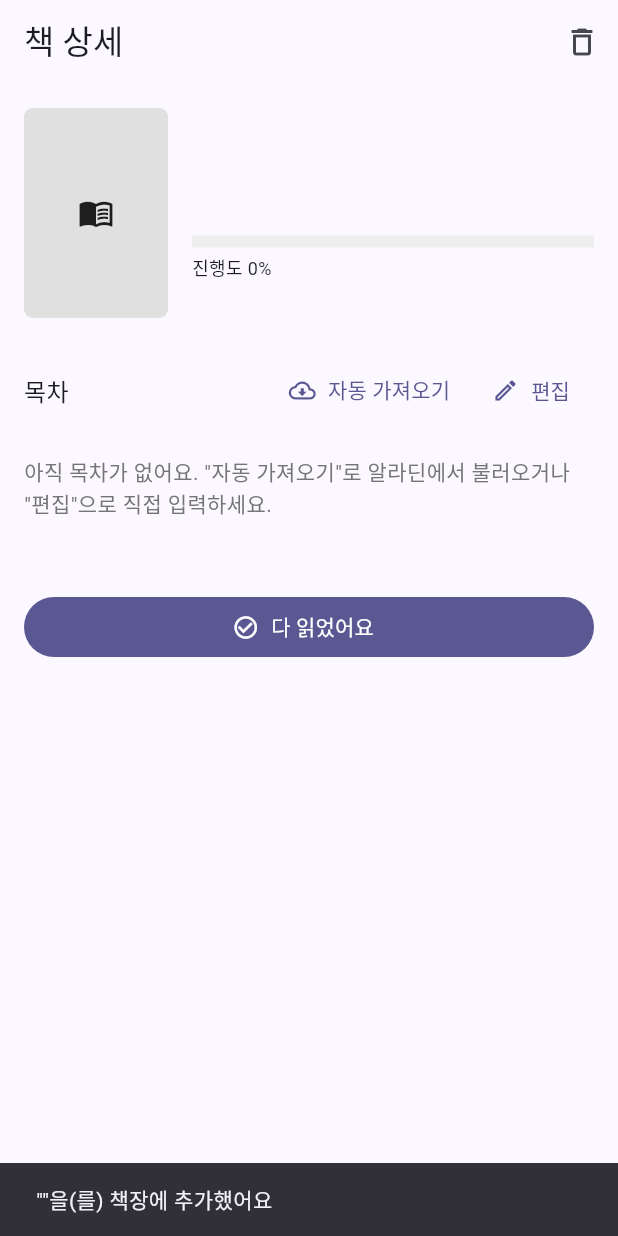
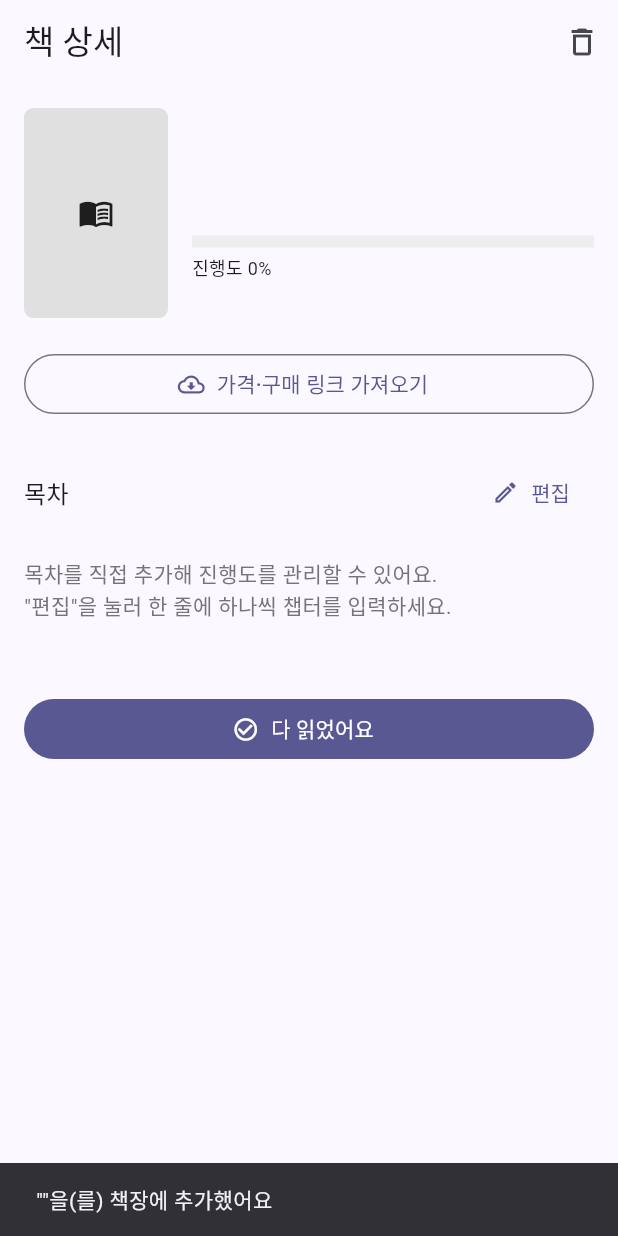
Before and after one commit to hongsytop-tech/Mobile-Application-Maker, a Flutter app: the BookPreviewScreen screen opened directly with empty values, after a tap on "내 책장에 추가", on a phone screen of 412 x 824 dp. Run offline on Flutter 3.47's test engine with Material 3 defaults, Android fonts, the phone set to English and light mode, and no system bars; our stand-ins replace cached_network_image, flutter_dotenv, flutter_riverpod, shared_preferences; accounts and stored records are empty; Roboto replaces fonts that are missing (Pretendard).

Commit message:
feat: 알라딘 가격/링크 + 교보문고 정보 링크 표시
Edge Function:
- 교보문고 TOC 스크래핑 포기, 상품 페이지 URL만 반환 (봇 차단 회피 X)
- 알라딘 OptResult=Toc로 단순화 (TOC 있을 때만 사용, 가격·링크는 항상 시도)
- 응답 형태: { toc, tocSource, priceStandard, priceSales, aladinLink, kyoboLink }

Flutter:
- Book 모델에 priceStandard/priceSales/aladinLink/kyoboLink/coupangLink 필드 추가
- BookTocService → BookMetadata 응답 처리
- BooksNotifier.applyMetadata: TOC + 가격 + 링크 일괄 저장
- 상세 화면에 가격 카드 + 외부 링크 버튼 (알라딘 구매·교보문고 정보·쿠팡 자리)
- url_launcher로 외부 브라우저 열기
- 책 최초 진입 시 가격·링크가 없으면 자동 1회 시도

쿠팡 링크는 모델/UI 자리만 마련, 실제 연동은 추후 작업.

```diff
--- a/lib/features/reading/models/book.dart
+++ b/lib/features/reading/models/book.dart
@@ -30,6 +30,13 @@ class Book {
   final DateTime addedAt;
   final DateTime? finishedAt;
 
+  // 외부 메타데이터 (알라딘/교보문고/추후 쿠팡)
+  final int? priceStandard;
+  final int? priceSales;
+  final String? aladinLink;
+  final String? kyoboLink;
+  final String? coupangLink;
+
   const Book({
     required this.id,
     required this.title,
@@ -42,6 +49,11 @@ class Book {
     required this.status,
     required this.addedAt,
     this.finishedAt,
+    this.priceStandard,
+    this.priceSales,
+    this.aladinLink,
+    this.kyoboLink,
+    this.coupangLink,
   });
 
   double get progress {
@@ -54,6 +66,11 @@ class Book {
     List<TocItem>? toc,
     BookStatus? status,
     DateTime? finishedAt,
+    int? priceStandard,
+    int? priceSales,
+    String? aladinLink,
+    String? kyoboLink,
+    String? coupangLink,
   }) {
     return Book(
       id: id,
@@ -67,6 +84,11 @@ class Book {
       status: status ?? this.status,
       addedAt: addedAt,
       finishedAt: finishedAt ?? this.finishedAt,
+      priceStandard: priceStandard ?? this.priceStandard,
+      priceSales: priceSales ?? this.priceSales,
+      aladinLink: aladinLink ?? this.aladinLink,
+      kyoboLink: kyoboLink ?? this.kyoboLink,
+      coupangLink: coupangLink ?? this.coupangLink,
     );
   }
 
@@ -82,6 +104,11 @@ class Book {
         'status': status.name,
         'addedAt': addedAt.toIso8601String(),
         'finishedAt': finishedAt?.toIso8601String(),
+        'priceStandard': priceStandard,
+        'priceSales': priceSales,
+        'aladinLink': aladinLink,
+        'kyoboLink': kyoboLink,
+        'coupangLink': coupangLink,
       };
 
   factory Book.fromJson(Map<String, dynamic> j) => Book(
@@ -100,6 +127,11 @@ class Book {
         finishedAt: j['finishedAt'] == null
             ? null
             : DateTime.parse(j['finishedAt'] as String),
+        priceStandard: j['priceStandard'] as int?,
+        priceSales: j['priceSales'] as int?,
+        aladinLink: j['aladinLink'] as String?,
+        kyoboLink: j['kyoboLink'] as String?,
+        coupangLink: j['coupangLink'] as String?,
       );
 
   String toJsonString() => jsonEncode(toJson());
--- a/lib/features/reading/screens/book_detail_screen.dart
+++ b/lib/features/reading/screens/book_detail_screen.dart
@@ -1,5 +1,7 @@
 import 'package:flutter/material.dart';
 import 'package:flutter_riverpod/flutter_riverpod.dart';
+import 'package:intl/intl.dart';
+import 'package:url_launcher/url_launcher.dart';
 
 import '../models/book.dart';
 import '../providers/book_providers.dart';
@@ -15,8 +17,10 @@ class BookDetailScreen extends ConsumerStatefulWidget {
 }
 
 class _BookDetailScreenState extends ConsumerState<BookDetailScreen> {
-  bool _fetchingToc = false;
+  bool _fetching = false;
   bool _autoFetchAttempted = false;
+
+  static final _won = NumberFormat('#,###');
 
   @override
   Widget build(BuildContext context) {
@@ -27,11 +31,14 @@ class _BookDetailScreenState extends ConsumerState<BookDetailScreen> {
       return const Scaffold(body: Center(child: Text('책을 찾을 수 없어요')));
     }
 
-    // 처음 열었을 때 목차가 비어있고 ISBN이 있으면 1회 자동 시도
-    if (!_autoFetchAttempted && book.toc.isEmpty && book.isbn.isNotEmpty) {
+    // 최초 진입 시 메타데이터(가격·링크·TOC) 자동 시도
+    if (!_autoFetchAttempted &&
+        book.isbn.isNotEmpty &&
+        book.priceStandard == null &&
+        book.aladinLink == null) {
       _autoFetchAttempted = true;
       WidgetsBinding.instance.addPostFrameCallback((_) {
-        _fetchToc(book, showErrorSnack: false);
+        _fetchMetadata(book, showErrorSnack: false);
       });
     }
 
@@ -52,6 +59,12 @@ class _BookDetailScreenState extends ConsumerState<BookDetailScreen> {
         padding: const EdgeInsets.all(16),
         children: [
           _BookHeader(book: book),
+          const SizedBox(height: 20),
+          _PriceAndLinks(
+            book: book,
+            fetching: _fetching,
+            onRefresh: () => _fetchMetadata(book),
+          ),
           if (book.description.isNotEmpty) ...[
             const SizedBox(height: 24),
             Text('소개', style: Theme.of(context).textTheme.titleMedium),
@@ -64,17 +77,6 @@ class _BookDetailScreenState extends ConsumerState<BookDetailScreen> {
               Text('목차', style: Theme.of(context).textTheme.titleMedium),
               const Spacer(),
               TextButton.icon(
-                icon: _fetchingToc
-                    ? const SizedBox(
-                        width: 14,
-                        height: 14,
-                        child: CircularProgressIndicator(strokeWidth: 2),
-                      )
-                    : const Icon(Icons.cloud_download_outlined, size: 18),
-                label: const Text('자동 가져오기'),
-                onPressed: _fetchingToc ? null : () => _fetchToc(book),
-              ),
-              TextButton.icon(
                 icon: const Icon(Icons.edit_outlined, size: 18),
                 label: const Text('편집'),
                 onPressed: () => _editToc(book),
@@ -86,7 +88,7 @@ class _BookDetailScreenState extends ConsumerState<BookDetailScreen> {
             Padding(
               padding: const EdgeInsets.symmetric(vertical: 16),
               child: Text(
-                '아직 목차가 없어요. "자동 가져오기"로 알라딘에서 불러오거나 "편집"으로 직접 입력하세요.',
+                '목차를 직접 추가해 진행도를 관리할 수 있어요.\n"편집"을 눌러 한 줄에 하나씩 챕터를 입력하세요.',
                 style: TextStyle(color: Colors.grey.shade600),
               ),
             )
@@ -137,19 +139,19 @@ class _BookDetailScreenState extends ConsumerState<BookDetailScreen> {
     );
   }
 
-  Future<void> _fetchToc(Book book, {bool showErrorSnack = true}) async {
-    setState(() => _fetchingToc = true);
+  Future<void> _fetchMetadata(Book book, {bool showErrorSnack = true}) async {
+    setState(() => _fetching = true);
     try {
       final svc = ref.read(bookTocServiceProvider);
-      final titles = await svc.fetchByIsbn(book.isbn);
-      final existingMap = {for (final e in book.toc) e.title: e.isRead};
-      final newToc = titles
-          .map((t) => TocItem(title: t, isRead: existingMap[t] ?? false))
-          .toList();
-      await ref.read(booksProvider.notifier).setToc(book.id, newToc);
-      if (mounted) {
+      final meta = await svc.fetch(isbn: book.isbn, title: book.title);
+      await ref.read(booksProvider.notifier).applyMetadata(book.id, meta);
+      if (mounted && meta.hasAnything) {
+        final msgs = <String>[];
+        if (meta.toc.isNotEmpty) msgs.add('목차 ${meta.toc.length}개');
+        if (meta.priceSales != null) msgs.add('가격');
+        if (meta.aladinLink != null || meta.kyoboLink != null) msgs.add('구매 링크');
         ScaffoldMessenger.of(context).showSnackBar(
-          SnackBar(content: Text('${newToc.length}개 챕터를 가져왔어요')),
+          SnackBar(content: Text('${msgs.join(' · ')} 가져왔어요')),
         );
       }
     } on TocServiceUnavailable catch (e) {
@@ -161,11 +163,11 @@ class _BookDetailScreenState extends ConsumerState<BookDetailScreen> {
     } catch (e) {
       if (showErrorSnack && mounted) {
         ScaffoldMessenger.of(context).showSnackBar(
-          SnackBar(content: Text('자동 가져오기 실패: $e')),
+          SnackBar(content: Text('정보 가져오기 실패: $e')),
         );
       }
     } finally {
-      if (mounted) setState(() => _fetchingToc = false);
+      if (mounted) setState(() => _fetching = false);
     }
   }
 
@@ -278,3 +280,136 @@ class _BookHeader extends StatelessWidget {
     );
   }
 }
+
+class _PriceAndLinks extends StatelessWidget {
+  final Book book;
+  final bool fetching;
+  final VoidCallback onRefresh;
+
+  const _PriceAndLinks({
+    required this.book,
+    required this.fetching,
+    required this.onRefresh,
+  });
+
+  static final _won = NumberFormat('#,###');
+
+  @override
+  Widget build(BuildContext context) {
+    final hasPrice = book.priceStandard != null || book.priceSales != null;
+    final links = <_LinkSpec>[
+      if (book.aladinLink != null)
+        _LinkSpec(label: '알라딘에서 구매', url: book.aladinLink!, isPrimary: true),
+      if (book.kyoboLink != null)
+        _LinkSpec(label: '교보문고 정보', url: book.kyoboLink!),
+      if (book.coupangLink != null)
+        _LinkSpec(label: '쿠팡에서 구매', url: book.coupangLink!),
+    ];
+
+    if (!hasPrice && links.isEmpty) {
+      return OutlinedButton.icon(
+        onPressed: fetching ? null : onRefresh,
+        icon: fetching
+            ? const SizedBox(
+                width: 14,
+                height: 14,
+                child: CircularProgressIndicator(strokeWidth: 2),
+              )
+            : const Icon(Icons.cloud_download_outlined, size: 18),
+        label: const Text('가격·구매 링크 가져오기'),
+      );
+    }
+
+    return Container(
+      decoration: BoxDecoration(
+        color: Colors.grey.shade100,
+        borderRadius: BorderRadius.circular(12),
+      ),
+      padding: const EdgeInsets.all(12),
+      child: Column(
+        crossAxisAlignment: CrossAxisAlignment.start,
+        children: [
+          Row(
+            children: [
+              if (hasPrice) ...[
+                if (book.priceSales != null) ...[
+                  Text(
+                    '${_won.format(book.priceSales)}원',
+                    style: const TextStyle(
+                      fontSize: 18,
+                      fontWeight: FontWeight.bold,
+                    ),
+                  ),
+                  const SizedBox(width: 8),
+                ],
+                if (book.priceStandard != null &&
+                    book.priceStandard != book.priceSales)
+                  Text(
+                    '${_won.format(book.priceStandard)}원',
+                    style: const TextStyle(
+                      color: Colors.grey,
+                      fontSize: 13,
+                      decoration: TextDecoration.lineThrough,
+                    ),
+                  ),
+              ] else
+                const Text('가격 정보 없음',
+                    style: TextStyle(color: Colors.grey)),
+              const Spacer(),
+              IconButton(
+                tooltip: '다시 불러오기',
+                onPressed: fetching ? null : onRefresh,
+                icon: fetching
+                    ? const SizedBox(
+                        width: 16,
+                        height: 16,
+                        child: CircularProgressIndicator(strokeWidth: 2),
+                      )
+                    : const Icon(Icons.refresh, size: 18),
+              ),
+            ],
+          ),
+          if (links.isNotEmpty) ...[
+            const SizedBox(height: 8),
+            Wrap(
+              spacing: 8,
+              runSpacing: 8,
+              children: links.map((l) => _linkButton(l)).toList(),
+            ),
+          ],
+        ],
+      ),
+    );
+  }
+
+  Widget _linkButton(_LinkSpec l) {
+    final onTap = () async {
+      final uri = Uri.parse(l.url);
+      if (await canLaunchUrl(uri)) {
+        await launchUrl(uri, mode: LaunchMode.externalApplication);
+      }
+    };
+    return l.isPrimary
+        ? FilledButton.icon(
+            onPressed: onTap,
+            icon: const Icon(Icons.open_in_new, size: 16),
+            label: Text(l.label),
+          )
+        : OutlinedButton.icon(
+            onPressed: onTap,
+            icon: const Icon(Icons.open_in_new, size: 16),
+            label: Text(l.label),
+          );
+  }
+}
+
+class _LinkSpec {
+  final String label;
+  final String url;
+  final bool isPrimary;
+  const _LinkSpec({
+    required this.label,
+    required this.url,
+    this.isPrimary = false,
+  });
+}
--- a/pubspec.yaml
+++ b/pubspec.yaml
@@ -19,6 +19,7 @@ dependencies:
   cached_network_image: ^3.3.1
   flutter_dotenv: ^5.1.0
   uuid: ^4.4.0
+  url_launcher: ^6.3.0
 
 dev_dependencies:
   flutter_test:
```
Also changed, not shown: lib/features/reading/providers/book_providers.dart (+19 -1 lines), lib/features/reading/services/book_toc_service.dart (+23 -26 lines), 3 other files.
